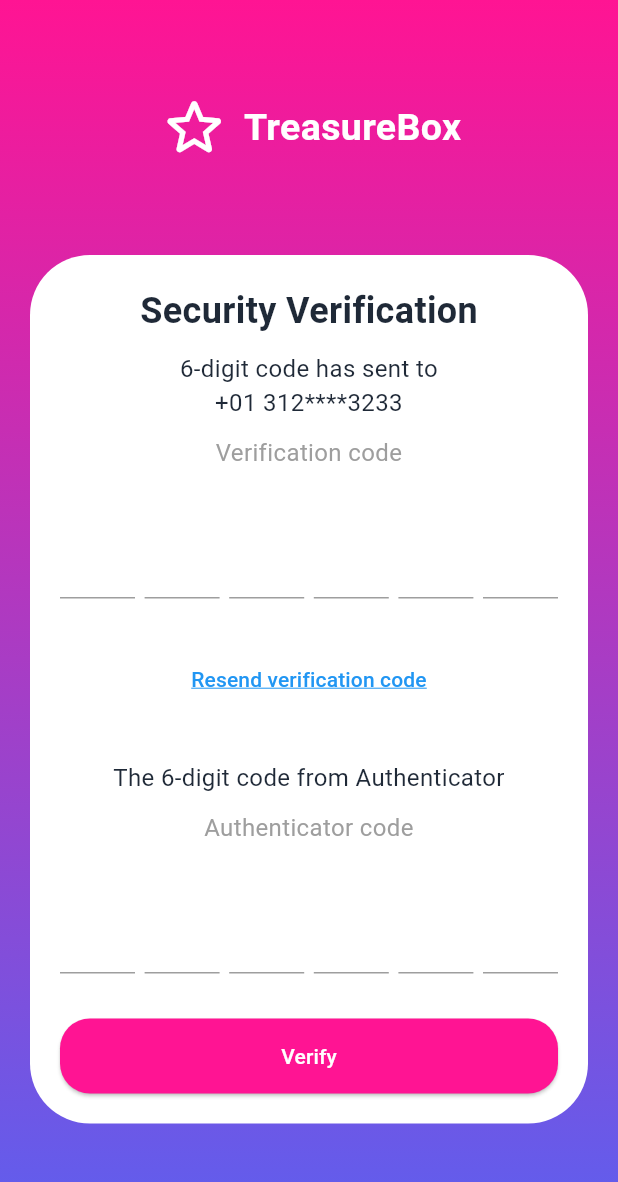
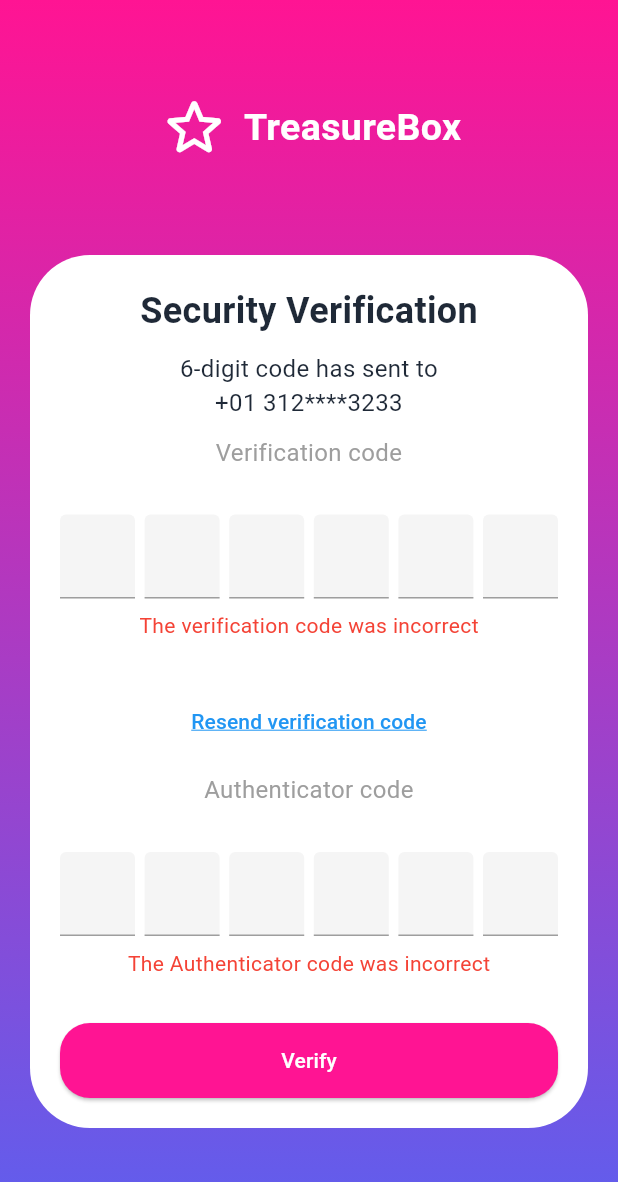
Before and after one commit to qingting88/tb_flutter, a Flutter app: the ForgotPasswordVerificationPage screen opened by its route, after a tap on "Verify", on a phone screen of 412 x 824 dp. Shown: the top 1182 px of the screen. Run offline on Flutter 3.47's test engine with Material 3 defaults, Android fonts, the phone set to English and light mode, and no system bars; our stand-ins replace dio, email_validator, go_router; Roboto replaces fonts that are missing (SF Pro Display); project files that could hold a hidden picture were left out.

Commit message:
[optimize] optimize forgot password verification page

```diff
--- a/lib/core/widgets/verification_code_input.dart
+++ b/lib/core/widgets/verification_code_input.dart
@@ -1,18 +1,19 @@
-import 'dart:ffi';
-
 import 'package:flutter/material.dart';
 import 'package:tb_flutter/core/theme/app_theme.dart';
 
+// file:/Users/zhangfei/Documents/GitHub/tb_flutter/lib/core/widgets/verification_code_input.dart
 class VerificationCodeInput extends StatefulWidget {
   final void Function(String)? onCompleted;
   final void Function(bool)? onEditing;
   final int length;
+  final String? errorText; // errorText 参数
 
   const VerificationCodeInput({
     super.key,
     required this.length,
     this.onCompleted,
     this.onEditing,
+    this.errorText, // 传递 errorText
   });
 
   @override
@@ -61,7 +62,7 @@ class _VerificationCodeInputState extends State<VerificationCodeInput> {
   }
 
   void _onCodeDigitChanged(int index, String value) {
-    if (value.isNotEmpty) {
+    if (value.isNotEmpty && value.trim().isNotEmpty) { // 确保输入的是数字
       if (index < widget.length - 1) {
         _focusNodes[index + 1].requestFocus();
       } else {
@@ -69,7 +70,7 @@ class _VerificationCodeInputState extends State<VerificationCodeInput> {
       }
 
       setState(() {
-        _codeDigits[index] = value;
+        _codeDigits[index] = value.trim(); // 去除空格
       });
 
       // 检查是否所有数字都已输入
@@ -77,12 +78,25 @@ class _VerificationCodeInputState extends State<VerificationCodeInput> {
       if (allDigitsFilled) {
         widget.onCompleted?.call(_codeDigits.join());
       }
+    } else if (value.isEmpty && index > 0) {
+      // 用户删除了一个数字，将焦点移回上一个输入框
+      _focusNodes[index - 1].requestFocus();
+      setState(() {
+        _codeDigits[index] = '';
+      });
     }
+  }
+
+  bool _isNumeric(String str) {
+    final numericRegex = RegExp(r'^[0-9]+$');
+    return numericRegex.hasMatch(str);
   }
 
   @override
   Widget build(BuildContext context) {
-    return Row(
+    return Column(
+      children: [
+        Row(
           mainAxisAlignment: MainAxisAlignment.spaceBetween,
           children: List.generate(
             widget.length,
@@ -103,11 +117,16 @@ class _VerificationCodeInputState extends State<VerificationCodeInput> {
                     borderSide: BorderSide(color: AppTheme.primaryColor, width: 2),
                   ),
                   filled: true,
-              fillColor: Colors.transparent,
                 ),
                 onChanged: (value) {
                   if (value.isNotEmpty) {
+                    // 检查输入是否为数字
+                    if (_isNumeric(value.trim())) {
                       _onCodeDigitChanged(index, value);
+                    } else {
+                      // 删除非数字字符
+                      _controllers[index].text = '';
+                    }
                   } else if (value.isEmpty && index > 0) {
                     // 用户删除了一个数字，将焦点移回上一个输入框
                     _focusNodes[index - 1].requestFocus();
@@ -119,6 +138,16 @@ class _VerificationCodeInputState extends State<VerificationCodeInput> {
               ),
             ),
           ),
+        ),
+        if (widget.errorText != null)
+          Padding(
+            padding: const EdgeInsets.only(top: 8.0),
+            child: Text(
+              widget.errorText!,
+              style: const TextStyle(color: Colors.red),
+            ),
+          ),
+      ],
     );
   }
 }
--- a/lib/features/login/pages/forgot_password_verification_page.dart
+++ b/lib/features/login/pages/forgot_password_verification_page.dart
@@ -1,4 +1,6 @@
 import 'package:flutter/material.dart';
+import 'package:go_router/go_router.dart';
+import 'package:tb_flutter/core/constants/app_constants.dart';
 import '../../../core/widgets/app_logo.dart';
 import '../../../core/widgets/gradient_background.dart';
 import 'package:tb_flutter/core/widgets/verification_code_input.dart';
@@ -17,6 +19,40 @@ class _ForgotPasswordVerificationPageState extends State<ForgotPasswordVerificat
   final _authenticatorController = TextEditingController();
   final _scrollController = ScrollController(); // 添加滚动控制器
   bool _keyboardIsShow = false; // 键盘显示状态
+  String? _smsErrorText; // 用于存储短信验证码错误提示
+  String? _authenticatorErrorText; // 用于存储 Authenticator 验证码错误提示
+
+  void _handleVerification(BuildContext context, String smsCode, String authenticatorCode) {
+    // 模拟验证逻辑
+    bool smsValid = smsCode == '123456'; // 假设正确的短信验证码是 123456
+    bool authenticatorValid = authenticatorCode == '654321'; // 假设正确的 Authenticator 验证码是 654321
+
+    // 更新错误提示
+    setState(() {
+      _smsErrorText = smsValid ? null : 'The verification code was incorrect';
+      _authenticatorErrorText = authenticatorValid ? null : 'The Authenticator code was incorrect';
+    });
+
+    // 如果验证通过，跳转到设置密码页面
+    if (smsValid && authenticatorValid) {
+      context.push(AppConstants.passwordSetupRoute);
+    }
+  }
+
+  void _resendVerificationCode() {
+    // TODO： 实现重新发送验证码逻辑
+  }
+
+  // 滚动到页面底部
+  void _scrollToBottom() {
+    Future.delayed(const Duration(milliseconds: 100), () {
+      _scrollController.animateTo(
+        _scrollController.position.maxScrollExtent,
+        duration: const Duration(milliseconds: 300),
+        curve: Curves.easeOut,
+      );
+    });
+  }
 
   @override
   void dispose() {
@@ -26,23 +62,40 @@ class _ForgotPasswordVerificationPageState extends State<ForgotPasswordVerificat
     super.dispose();
   }
 
-  void _handleVerification(BuildContext context, String smsCode, String authenticatorCode) {
-    // TODO：跳转到安全验证页，使用 smsCode 和 authenticatorCode 进行验证
-  }
-
-  void _resendVerificationCode() {
-    // 待实现
-  }
-
-  // 新增方法：滚动到页面底部
-  void _scrollToBottom() {
-    Future.delayed(const Duration(milliseconds: 100), () {
-      _scrollController.animateTo(
-        _scrollController.position.maxScrollExtent,
-        duration: const Duration(milliseconds: 300),
-        curve: Curves.easeOut,
-      );
-    });
+  Widget _buildVerificationCodeInput(TextEditingController controller, String label, {String? errorText}) {
+    return Column(
+      crossAxisAlignment: CrossAxisAlignment.center,
+      children: [
+        const SizedBox(height: 10),
+        Text(
+          label,
+          style: const TextStyle(fontSize: 16, fontWeight: FontWeight.normal, color: Colors.grey),
+          textAlign: TextAlign.center,
+        ),
+        const SizedBox(height: 30),
+        VerificationCodeInput(
+          length: 6,
+          onCompleted: (code) {
+            // 处理验证码输入完成逻辑
+            if (controller == _smsVerificationController) {
+              _smsVerificationController.text = code;
+            }
+            if (controller == _authenticatorController) {
+              _authenticatorController.text = code;
+            }
+            // TODO:校验验证码正确与否
+          },
+          onEditing: (isEditing) {
+            if (isEditing && _keyboardIsShow == false) {
+              _keyboardIsShow = true;
+              _scrollToBottom();
+            }
+          },
+          errorText: errorText, // 添加 errorText 参数
+        ),
+        const SizedBox(height: 30),
+      ],
+    );
   }
 
   @override
@@ -90,24 +143,7 @@ class _ForgotPasswordVerificationPageState extends State<ForgotPasswordVerificat
                                     style: TextStyle(fontSize: 16, fontWeight: FontWeight.normal),
                                     textAlign: TextAlign.center,
                                   ),
-                                  const SizedBox(height: 10),
-                                  const Text(
-                                    'Verification code',
-                                    style: TextStyle(
-                                      fontSize: 16,
-                                      fontWeight: FontWeight.normal,
-                                      color: Colors.grey,
-                                    ),
-                                    textAlign: TextAlign.center,
-                                  ),
-                                  const SizedBox(height: 30),
-                                  VerificationCodeInput(
-                                    length: 6,
-                                    onCompleted: (code) {
-                                      // Handle SMS verification code
-                                    },
-                                  ),
-                                  const SizedBox(height: 30),
+                                  _buildVerificationCodeInput(_smsVerificationController, 'Verification code', errorText: _smsErrorText),
                                   TextButton(
                                     onPressed: _resendVerificationCode,
                                     child: const Text(
@@ -120,36 +156,7 @@ class _ForgotPasswordVerificationPageState extends State<ForgotPasswordVerificat
                                       textAlign: TextAlign.center,
                                     ),
                                   ),
-                                  const SizedBox(height: 30),
-                                  const Text(
-                                    'The 6-digit code from Authenticator',
-                                    style: TextStyle(fontSize: 16, fontWeight: FontWeight.normal),
-                                    textAlign: TextAlign.center,
-                                  ),
-                                  const SizedBox(height: 10),
-                                  const Text(
-                                    'Authenticator code',
-                                    style: TextStyle(
-                                      fontSize: 16,
-                                      fontWeight: FontWeight.normal,
-                                      color: Colors.grey,
-                                    ),
-                                    textAlign: TextAlign.center,
-                                  ),
-                                  const SizedBox(height: 30),
-                                  VerificationCodeInput(
-                                    length: 6,
-                                    onCompleted: (code) {
-                                      // Handle Authenticator verification code
-                                    },
-                                    onEditing: (isEditing) {
-                                      if (isEditing && _keyboardIsShow == false) {
-                                        _keyboardIsShow = true;
-                                        _scrollToBottom();
-                                      }
-                                    },
-                                  ),
-                                  const SizedBox(height: 30),
+                                  _buildVerificationCodeInput(_authenticatorController, 'Authenticator code', errorText: _authenticatorErrorText),
                                   ElevatedButton(
                                     onPressed: () {
                                       final smsCode = _smsVerificationController.text;
```
Lines whose indentation alone changed are shown as unchanged.
